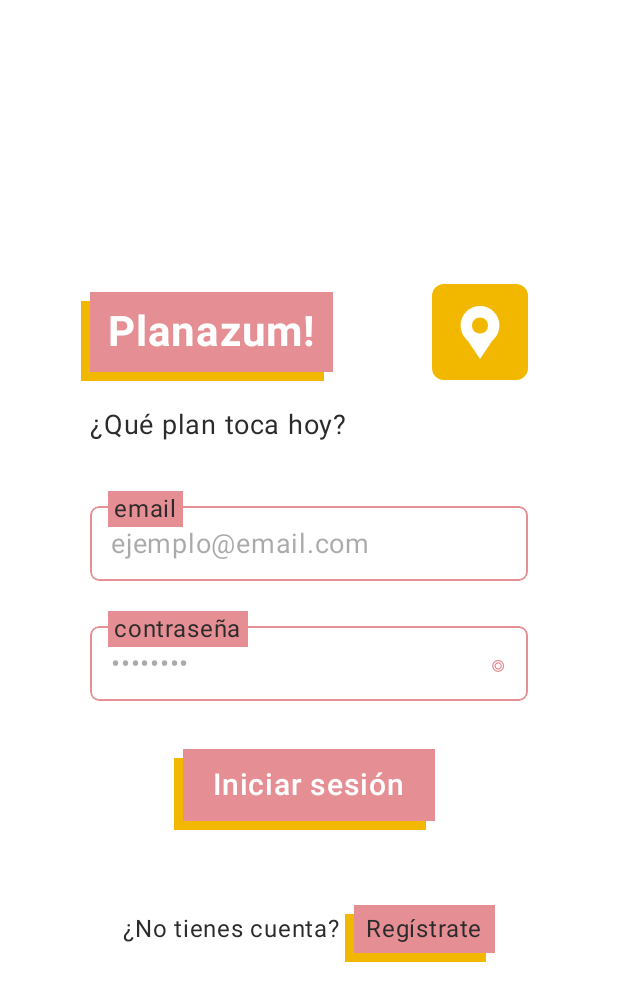
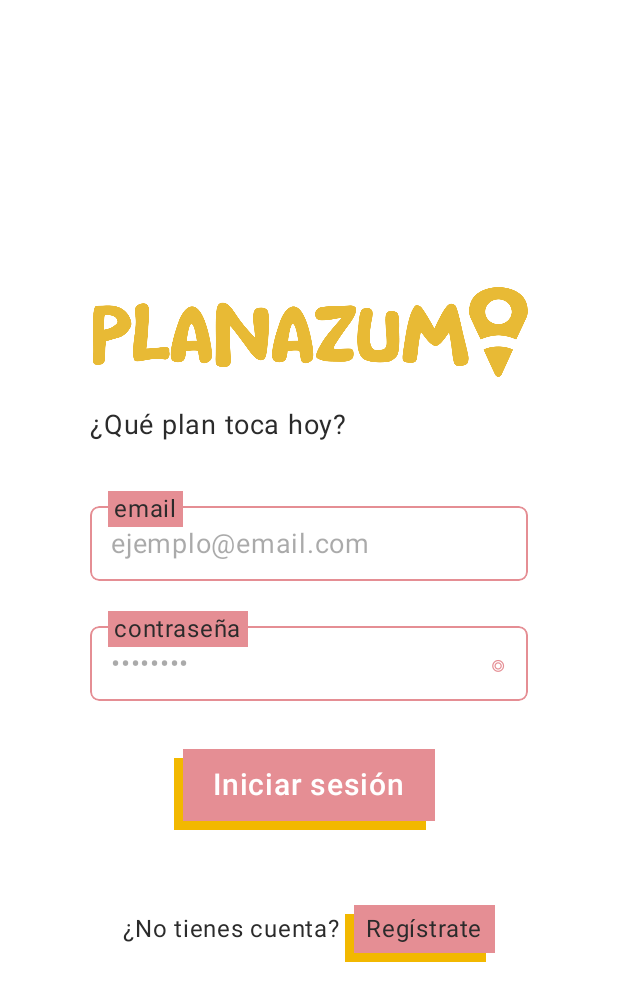
Before and after one commit to carladumit/Planazum, an Android app built with Jetpack Compose: the @Preview function LoginScreenPreview, on a phone screen of 412 x 824 dp. Shown: the top 1001 px of the screen. Run offline under Robolectric (Android 15) with nearby library versions, the phone set to English and light mode, and no system bars; our stand-ins replace Compose Multiplatform resources.

Commit message:
feat: Added Logo branding in Login Screen and MyEventsScreen

```diff
--- a/shared/src/commonMain/kotlin/com/example/planazum/screens/LoginScreen.kt
+++ b/shared/src/commonMain/kotlin/com/example/planazum/screens/LoginScreen.kt
@@ -1,6 +1,7 @@
 package com.example.planazum.screens
 
 import androidx.compose.foundation.Canvas
+import androidx.compose.foundation.Image
 import androidx.compose.foundation.background
 import androidx.compose.foundation.clickable
 import androidx.compose.foundation.layout.Arrangement
@@ -13,6 +14,7 @@ import androidx.compose.foundation.layout.fillMaxWidth
 import androidx.compose.foundation.layout.height
 import androidx.compose.foundation.layout.padding
 import androidx.compose.foundation.layout.size
+import androidx.compose.foundation.layout.width
 import androidx.compose.foundation.shape.RoundedCornerShape
 import androidx.compose.material3.MaterialTheme
 import androidx.compose.material3.Text
@@ -26,6 +28,7 @@ import androidx.compose.ui.Modifier
 import androidx.compose.ui.geometry.Offset
 import androidx.compose.ui.graphics.Color
 import androidx.compose.ui.graphics.Path
+import androidx.compose.ui.layout.ContentScale
 import androidx.compose.ui.text.font.FontWeight
 import androidx.compose.ui.text.input.KeyboardType
 import androidx.compose.ui.tooling.preview.Preview
@@ -35,6 +38,9 @@ import com.example.planazum.components.InputField
 import com.example.planazum.components.ShadowBox
 import com.example.planazum.theme.OnAccent
 import com.example.planazum.theme.PlanazumTheme
+import org.jetbrains.compose.resources.painterResource
+import planazum.shared.generated.resources.Res
+import planazum.shared.generated.resources.planazum_logo
 
 @Composable
 fun LoginScreen(
@@ -65,14 +71,22 @@ fun LoginScreen(
             verticalAlignment = Alignment.CenterVertically,
             horizontalArrangement = Arrangement.SpaceBetween
         ) {
-            ShadowBox(color = pink, shadowColor = yellow) {
-                Text(
-                    text = "Planazum!",
-                    fontSize = 28.sp,
-                    fontWeight = FontWeight.Bold,
-                    color = Color.White,
-                    modifier = Modifier.padding(horizontal = 12.dp, vertical = 10.dp)
-                )
+            ShadowBox(color = Color.White, shadowColor = Color.White) {
+//                Text(
+//                    text = "Planazum!",
+//                    fontSize = 28.sp,
+//                    fontWeight = FontWeight.Bold,
+//                    color = Color.White,
+//                    modifier = Modifier.padding(horizontal = 12.dp, vertical = 10.dp)
+//                )
+
+                Box(modifier = Modifier.height(60.dp).width(300.dp)){
+                    Image(painter = painterResource(Res.drawable.planazum_logo),
+                        contentDescription = "Logo App",
+                        modifier = Modifier
+                            .fillMaxSize(),
+                        contentScale = ContentScale.FillBounds)
+                }
             }
             PinIcon()
         }
```
Also changed, not shown: shared/src/commonMain/kotlin/com/example/planazum/screens/MyEventsScreen.kt (+27 -10 lines).
